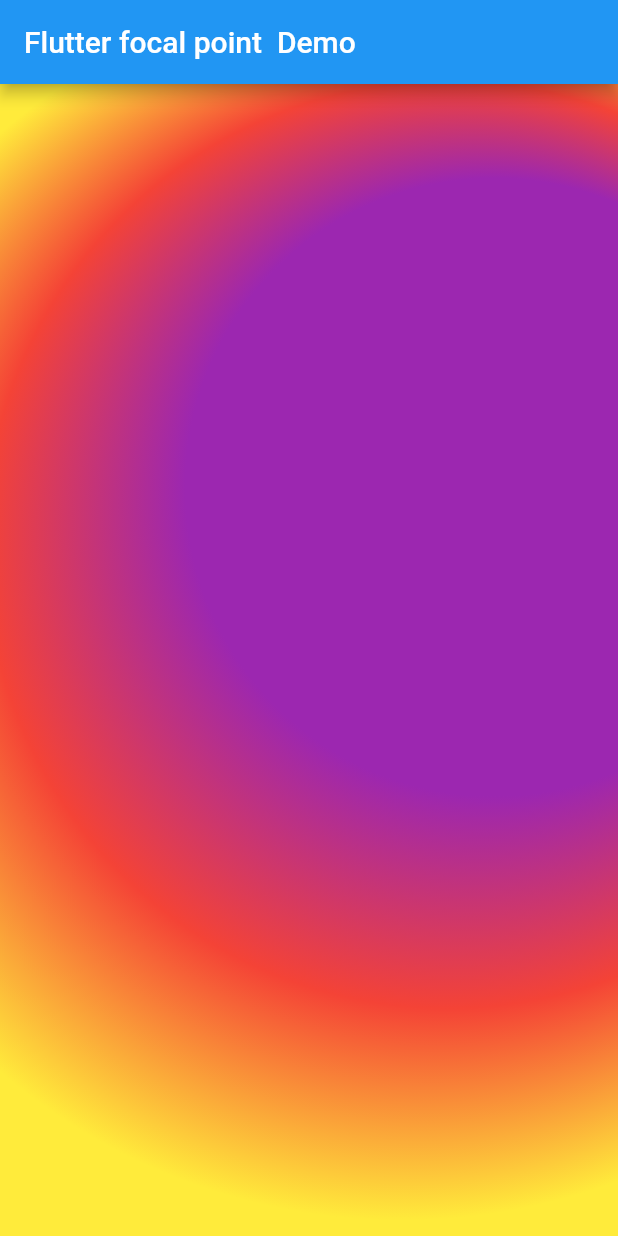
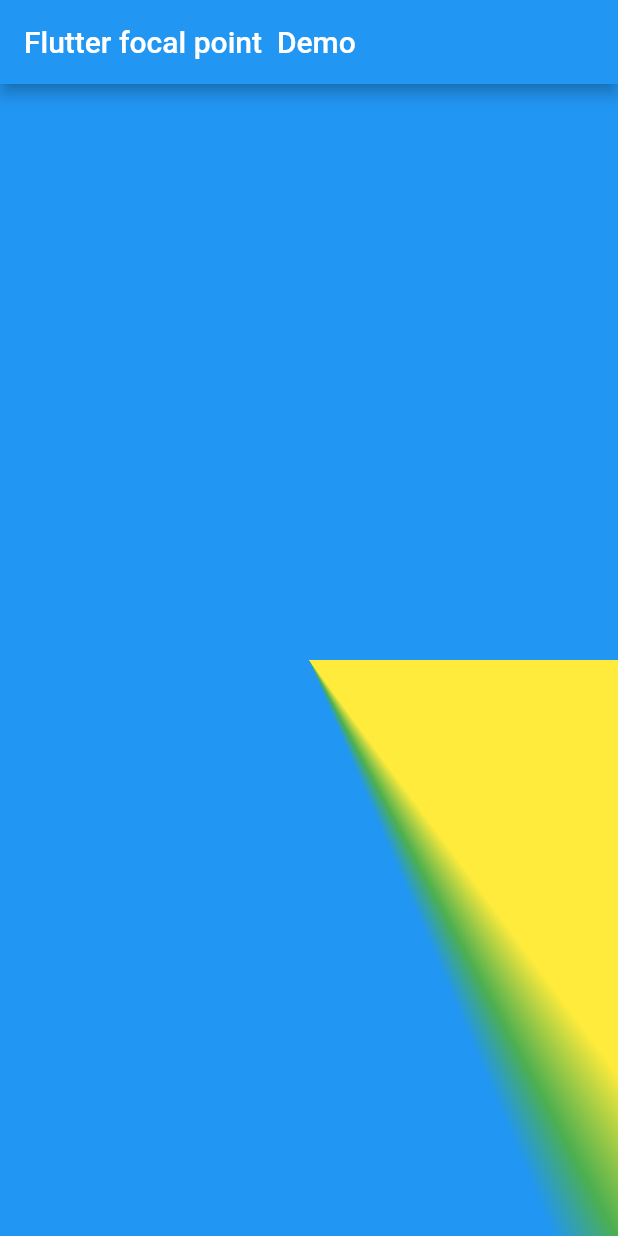
Before and after one commit to moniradiu/flutter, a Flutter app: the screen it shows after launch, on a phone screen of 412 x 824 dp. Run offline on Flutter 3.47's test engine with Material 2 defaults, Android fonts, the phone set to English and light mode, and no system bars.

```diff
--- a/lib/main.dart
+++ b/lib/main.dart
@@ -14,11 +14,11 @@ class MyApp extends StatelessWidget {
         body: Center(
           child: Container(
             decoration: BoxDecoration(
-              gradient: RadialGradient(
-                colors: [Colors.yellow, Colors.red, Colors.purple],
-                center: Alignment(0.6, -0.3),
-                focal: Alignment(0.3, -0.1),
-                focalRadius: 1.0,
+              gradient: SweepGradient(
+                colors: [Colors.yellow, Colors.green, Colors.blue],
+                stops: [0.1, 0.6, 0.9],
+                startAngle: 0.9,
+                endAngle: 1.2,
               ),
             ),
           ),
```
